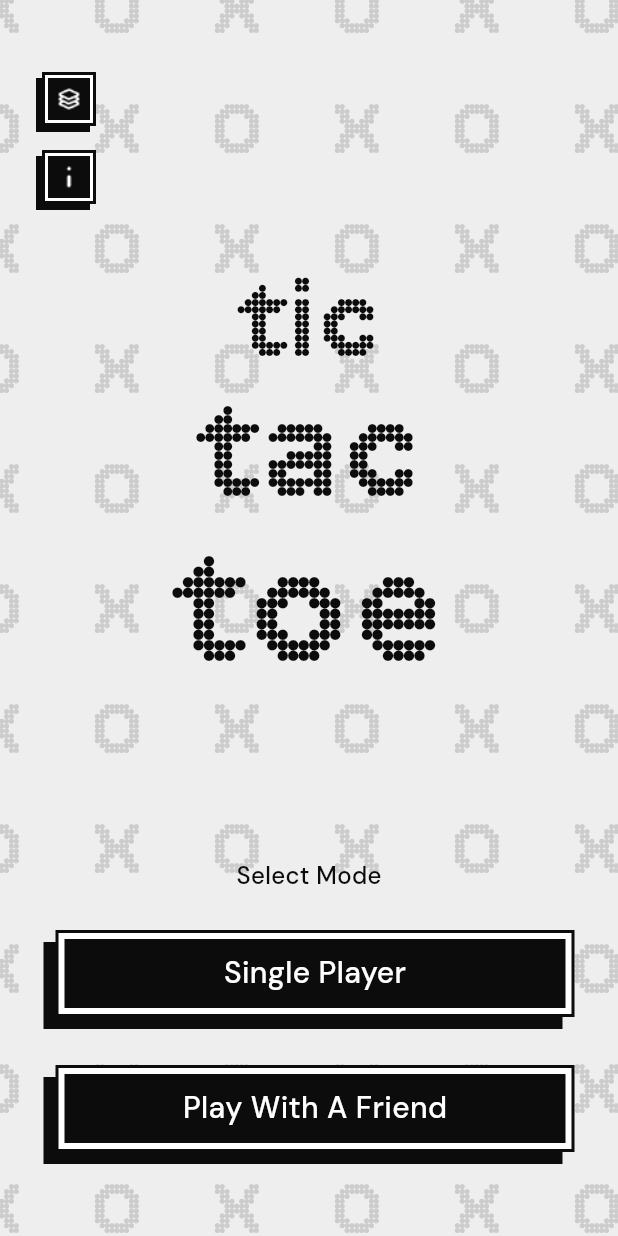
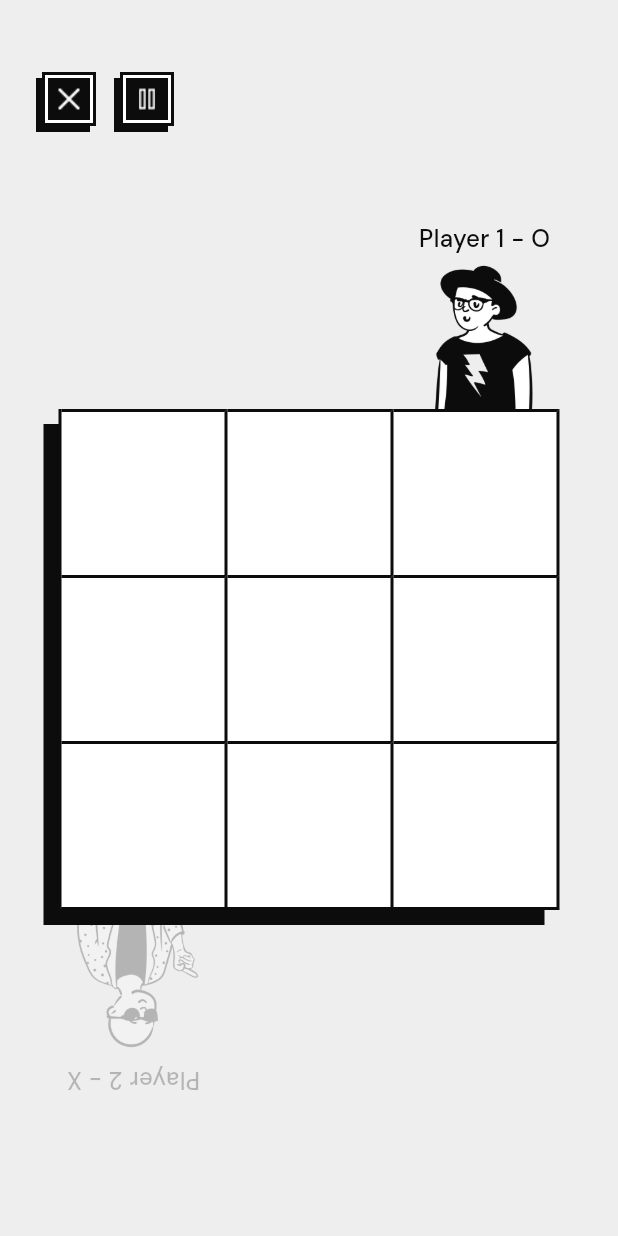
Before and after one commit to AdityaMotale/tic_tac_toe, a Flutter app: the screen it shows after launch, after a tap on "Play With A Friend", on a phone screen of 412 x 824 dp. Run offline on Flutter 3.47's test engine with Material 3 defaults, Android fonts, the phone set to English and light mode, and no system bars; our stand-ins replace device_preview.

Commit message:
completed playWithFriends game mechanics

```diff
--- a/lib/utils/dialogs.utils.dart
+++ b/lib/utils/dialogs.utils.dart
@@ -4,6 +4,7 @@ import '../design/colors.design.dart';
 import '../design/icons.design.dart';
 import '../design/text_styles.design.dart';
 import '../views/play_with_ai.view.dart';
+import '../views/play_with_friend.dart';
 import '../widgets/icon_button.widget.dart';
 
 void showGamePauseDialog(
@@ -38,6 +39,7 @@ void showGamePauseDialog(
 void showGameResultDialog(
   BuildContext context, {
   required String title,
+  bool isPlayingWithAi = true,
 }) async {
   final deviceWidth = MediaQuery.of(context).size.width;
   final deviceHeight = MediaQuery.of(context).size.height;
@@ -65,7 +67,9 @@ void showGameResultDialog(
 
                     Navigator.of(context).push(
                       MaterialPageRoute(
-                        builder: (_) => const PlayWithAiView(),
+                        builder: (_) => isPlayingWithAi
+                            ? const PlayWithAiView()
+                            : const PlayWithFriendView(),
                       ),
                     );
                   },
--- a/lib/views/home.view.dart
+++ b/lib/views/home.view.dart
@@ -1,4 +1,5 @@
 import 'package:flutter/material.dart';
+import 'package:tic_tac_toe/views/play_with_friend.dart';
 
 import '../design/colors.design.dart';
 import '../design/icons.design.dart';
@@ -59,7 +60,15 @@ class HomeView extends StatelessWidget {
                   },
                 ),
                 const SizedBox(height: 24),
-                ButtonWidget(title: "Play With A Friend", onTap: () {}),
+                ButtonWidget(
+                    title: "Play With A Friend",
+                    onTap: () {
+                      Navigator.of(context).push(
+                        MaterialPageRoute(
+                          builder: (_) => const PlayWithFriendView(),
+                        ),
+                      );
+                    }),
               ],
             ),
           ),
--- a/lib/views/play_with_ai.view.dart
+++ b/lib/views/play_with_ai.view.dart
@@ -86,7 +86,7 @@ class _PlayWithAiViewState extends State<PlayWithAiView> {
 
     populateBoardWithEmptyValues();
 
-    final randomNumber = Random().nextInt(10);
+    final randomNumber = Random().nextInt(100);
 
     humanPlayer = randomNumber % 2 == 0 ? PlayOptions.o : PlayOptions.x;
     aiPlayer = randomNumber % 2 == 0 ? PlayOptions.x : PlayOptions.o;
@@ -134,7 +134,7 @@ class _PlayWithAiViewState extends State<PlayWithAiView> {
                                 child: Column(
                                   children: [
                                     Text(
-                                      "You - X",
+                                      "You - ${humanPlayer.value}",
                                       style: DesignTextStyles.body2,
                                     ),
                                     const SizedBox(height: 16),
@@ -151,7 +151,7 @@ class _PlayWithAiViewState extends State<PlayWithAiView> {
                                 child: Column(
                                   children: [
                                     Text(
-                                      "Game AI - O",
+                                      "Game AI - ${aiPlayer.value}",
                                       style: DesignTextStyles.body2,
                                     ),
                                     const SizedBox(height: 16),
--- /dev/null
+++ b/lib/views/play_with_friend.dart
@@ -0,0 +1,216 @@
+import 'dart:math';
+
+import 'package:flutter/material.dart';
+
+import '../design/colors.design.dart';
+import '../design/icons.design.dart';
+import '../design/illustrations.design.dart';
+import '../design/text_styles.design.dart';
+import '../domain/engine.domain.dart';
+import '../utils/dialogs.utils.dart';
+import '../widgets/game_board.widget.dart';
+import '../widgets/icon_button.widget.dart';
+import '../widgets/illustration.widget.dart';
+
+enum _Players { player1, player2 }
+
+class PlayWithFriendView extends StatefulWidget {
+  const PlayWithFriendView({super.key});
+
+  @override
+  State<PlayWithFriendView> createState() => _PlayWithFriendViewState();
+}
+
+class _PlayWithFriendViewState extends State<PlayWithFriendView> {
+  List<PlayOptions> board = [];
+  late final PlayOptions player1;
+  late final PlayOptions player2;
+  late _Players currentPlayer;
+
+  final GameEngine engine = GameEngine();
+
+  void populateBoardWithEmptyValues([int size = 9]) {
+    for (int i = 0; i < size; i++) {
+      board.add(PlayOptions.empty);
+    }
+  }
+
+  void playForPlayer(int index) {
+    if (currentPlayer == _Players.player1) {
+      board[index] = player1;
+      currentPlayer = _Players.player2;
+    } else {
+      board[index] = player2;
+      currentPlayer = _Players.player1;
+    }
+
+    if (engine.checkWinner(player1, board)) {
+      showGameResultDialog(context, title: "Player 1 Wins :D");
+      return;
+    }
+
+    if (engine.checkWinner(player2, board)) {
+      showGameResultDialog(context, title: "Player 2 Wins :D");
+      return;
+    }
+
+    if (engine.isBoardFull(board)) {
+      showGameResultDialog(context, title: "Game Drawn!");
+      return;
+    }
+
+    setState(() {});
+  }
+
+  @override
+  void initState() {
+    super.initState();
+
+    populateBoardWithEmptyValues();
+
+    final randomNumber = Random().nextInt(10);
+
+    player1 = randomNumber % 2 == 0 ? PlayOptions.o : PlayOptions.x;
+    player2 = randomNumber % 2 == 0 ? PlayOptions.x : PlayOptions.o;
+
+    currentPlayer = randomNumber % 2 == 0 ? _Players.player1 : _Players.player2;
+  }
+
+  @override
+  Widget build(BuildContext context) {
+    final deviceWidth = MediaQuery.of(context).size.width;
+    final deviceHeight = MediaQuery.of(context).size.height;
+    final double maxBoardSize = min(deviceWidth - 48, 354);
+    const double illustrationSize = 104;
+
+    return Scaffold(
+      backgroundColor: DesignColors.background,
+      body: SizedBox(
+        width: deviceWidth,
+        height: deviceHeight,
+        child: Stack(
+          alignment: AlignmentDirectional.center,
+          children: [
+            Container(
+              padding: const EdgeInsets.symmetric(
+                horizontal: 24,
+                vertical: 48,
+              ),
+              width: deviceWidth,
+              height: deviceHeight,
+              child: Column(
+                children: [
+                  const Expanded(flex: 2, child: SizedBox()),
+                  SizedBox(
+                    height: maxBoardSize + (illustrationSize * 2),
+                    width: maxBoardSize,
+                    child: Stack(
+                      alignment: AlignmentDirectional.topCenter,
+                      children: [
+                        Positioned(
+                          right: 8,
+                          top: 0,
+                          child: Opacity(
+                            opacity:
+                                currentPlayer == _Players.player1 ? 1.0 : 0.25,
+                            child: Column(
+                              children: [
+                                Text(
+                                  "Player 1 - ${player1.value}",
+                                  style: DesignTextStyles.body2,
+                                ),
+                                const SizedBox(height: 16),
+                                Transform.flip(
+                                  flipX: true,
+                                  child: const DesignIllustration(
+                                    illustrationSize: illustrationSize,
+                                    illustration: DesignIllustrations.chill,
+                                  ),
+                                ),
+                              ],
+                            ),
+                          ),
+                        ),
+                        Positioned(
+                          left: 8,
+                          bottom: 0,
+                          child: Opacity(
+                            opacity:
+                                currentPlayer == _Players.player2 ? 1.0 : 0.25,
+                            child: Transform.flip(
+                              flipY: true,
+                              child: Column(
+                                children: [
+                                  Transform.flip(
+                                    flipX: true,
+                                    child: Text(
+                                      "Player 2 - ${player2.value}",
+                                      style: DesignTextStyles.body2,
+                                    ),
+                                  ),
+                                  const SizedBox(height: 16),
+                                  const DesignIllustration(
+                                    illustrationSize: illustrationSize,
+                                    illustration: DesignIllustrations.cool,
+                                  ),
+                                ],
+                              ),
+                            ),
+                          ),
+                        ),
+                        Positioned(
+                          top: illustrationSize,
+                          bottom: illustrationSize,
+                          child: GameBoardWidget(
+                            maxBoardSize: maxBoardSize,
+                            board: board,
+                            player1: player1,
+                            player2: player2,
+                            playingWithAi: false,
+                            onTap: (i) {
+                              playForPlayer(i);
+                            },
+                          ),
+                        ),
+                      ],
+                    ),
+                  ),
+                  const Expanded(child: SizedBox()),
+                ],
+              ),
+            ),
+            Container(
+              padding: const EdgeInsets.symmetric(horizontal: 24, vertical: 48),
+              width: deviceWidth,
+              height: deviceHeight,
+              child: Row(
+                crossAxisAlignment: CrossAxisAlignment.start,
+                children: [
+                  IconButtonWidget(
+                      icon: DesignIcons.close,
+                      onTap: () {
+                        Navigator.pop(context);
+                      }),
+                  const SizedBox(width: 12),
+                  IconButtonWidget(
+                    icon: DesignIcons.pause,
+                    onTap: () {
+                      showGamePauseDialog(
+                        context,
+                        title: "Game Paused",
+                        icon: DesignIcons.play,
+                        onTap: () {
+                          Navigator.pop(context);
+                        },
+                      );
+                    },
+                  ),
+                ],
+              ),
+            ),
+          ],
+        ),
+      ),
+    );
+  }
+}
```
